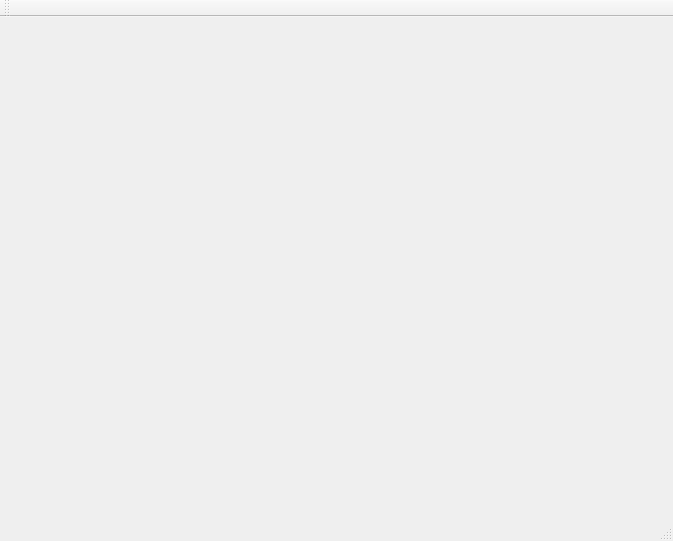
Qt form mainwindow.ui (tsing-k/KotlinIDE) before a commit.
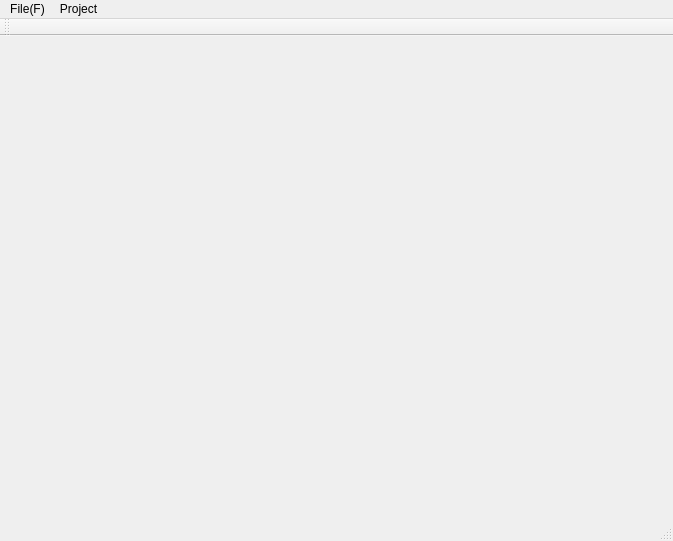
The same form after that commit. Icons and pictures are not drawn.

Patch:
```diff
--- a/mainwindow.ui
+++ b/mainwindow.ui
@@ -23,6 +23,24 @@
      <height>23</height>
     </rect>
    </property>
+   <widget class="QMenu" name="menuFile">
+    <property name="title">
+     <string>File(F)</string>
+    </property>
+    <addaction name="actionNew_File"/>
+    <addaction name="actionOpen_File"/>
+   </widget>
+   <widget class="QMenu" name="menuProject">
+    <property name="title">
+     <string>Project</string>
+    </property>
+    <addaction name="actionNew_Project"/>
+    <addaction name="actionOpen_Project"/>
+    <addaction name="actionBuild"/>
+    <addaction name="actionRun"/>
+   </widget>
+   <addaction name="menuFile"/>
+   <addaction name="menuProject"/>
   </widget>
   <widget class="QToolBar" name="mainToolBar">
    <attribute name="toolBarArea">
```
Left out of the diff: 50 changed lines with no effect on the pictures.
